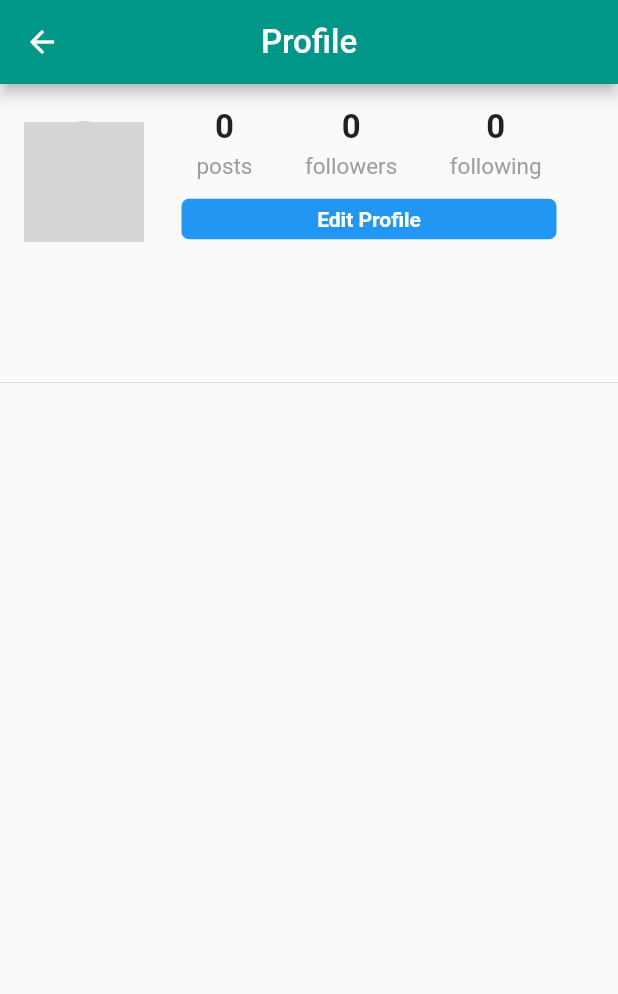
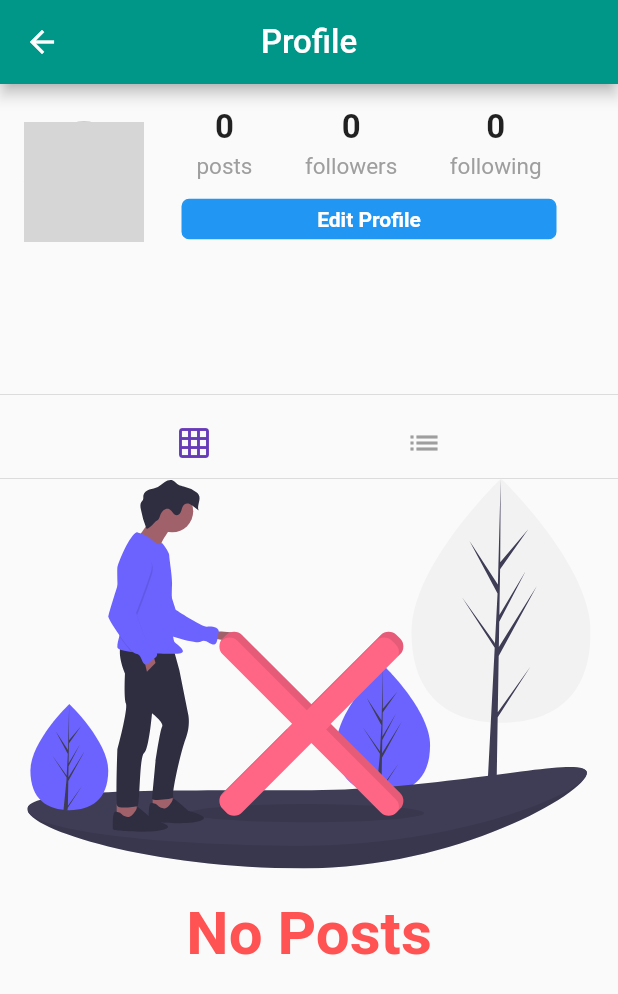
Before and after one commit to ScottFarestrand/appleshare, a Flutter app: the Profile screen opened directly, on a phone screen of 412 x 824 dp. Shown: the top 994 px of the screen. Run offline on Flutter 3.47's test engine with Material 2 defaults, Android fonts, the phone set to English and light mode, and no system bars; our stand-ins replace cached_network_image, cloud_firestore, firebase_storage, flutter_svg, geolocator, google_sign_in and 1 more; accounts and stored records are empty; network calls fail; grey boxes are pictures that could not be loaded.

Commit message:
End of Lesson 40 added grid/list choices

```diff
--- a/lib/pages/profile.dart
+++ b/lib/pages/profile.dart
@@ -3,6 +3,8 @@ import 'package:cached_network_image/cached_network_image.dart';
 import 'package:cloud_firestore/cloud_firestore.dart';
 import 'package:flutter/cupertino.dart';
 import 'package:flutter/material.dart';
+import 'package:flutter_svg/flutter_svg.dart';
+
 import '../models/user.dart';
 import '../pages/edit_profile.dart';
 import '../pages/home.dart';
@@ -20,9 +22,11 @@ class Profile extends StatefulWidget {
 }
 
 class _ProfileState extends State<Profile> {
+  String postOrientation = 'grid';
   final String currentUserId = currentUser?.id;
   bool isLoading = false;
   int postCount = 0;
+
   List<Post> posts = [];
 
   @override
@@ -198,7 +202,29 @@ class _ProfileState extends State<Profile> {
   buildProfilePosts() {
     if (isLoading) {
       return circularProgress();
-    }
+    } else if (posts.isEmpty) {
+      return Container(
+        child: Column(
+          mainAxisAlignment: MainAxisAlignment.center,
+          children: <Widget>[
+            SvgPicture.asset(
+              'assets/images/no_content.svg',
+              height: 260.0,
+            ),
+            Padding(
+              padding: EdgeInsets.only(top: 20.0),
+              child: Text(
+                'No Posts',
+                style: TextStyle(
+                    color: Colors.redAccent,
+                    fontSize: 40.0,
+                    fontWeight: FontWeight.bold),
+              ),
+            ),
+          ],
+        ),
+      );
+    } else if (postOrientation == 'grid') {
       List<GridTile> gridTiles = [];
       posts.forEach((post) {
         gridTiles.add(GridTile(child: PostTile(post)));
@@ -212,9 +238,38 @@ class _ProfileState extends State<Profile> {
         physics: NeverScrollableScrollPhysics(),
         children: gridTiles,
       );
-    // return Column(
-    //   children: posts,
-    // );
+    }
+    return Column(
+      children: posts,
+    );
+  }
+
+  setPostOrientation(String orientation) {
+    setState(() {
+      this.postOrientation = orientation;
+    });
+  }
+
+  buildToggePostOrientation() {
+    return Row(
+      mainAxisAlignment: MainAxisAlignment.spaceEvenly,
+      children: <Widget>[
+        IconButton(
+          icon: Icon(Icons.grid_on),
+          color: (postOrientation == 'grid')
+              ? Theme.of(context).primaryColor
+              : Colors.grey,
+          onPressed: () => setPostOrientation('grid'),
+        ),
+        IconButton(
+          icon: Icon(Icons.list),
+          color: (postOrientation == 'list')
+              ? Theme.of(context).primaryColor
+              : Colors.grey,
+          onPressed: () => setPostOrientation('list'),
+        ),
+      ],
+    );
   }
 
   @override
@@ -224,6 +279,8 @@ class _ProfileState extends State<Profile> {
       body: ListView(
         children: <Widget>[
           buildProfileHeader(),
+          Divider(),
+          buildToggePostOrientation(),
           Divider(
             height: 0.0,
           ),
```
Lines whose indentation alone changed are shown as unchanged.
